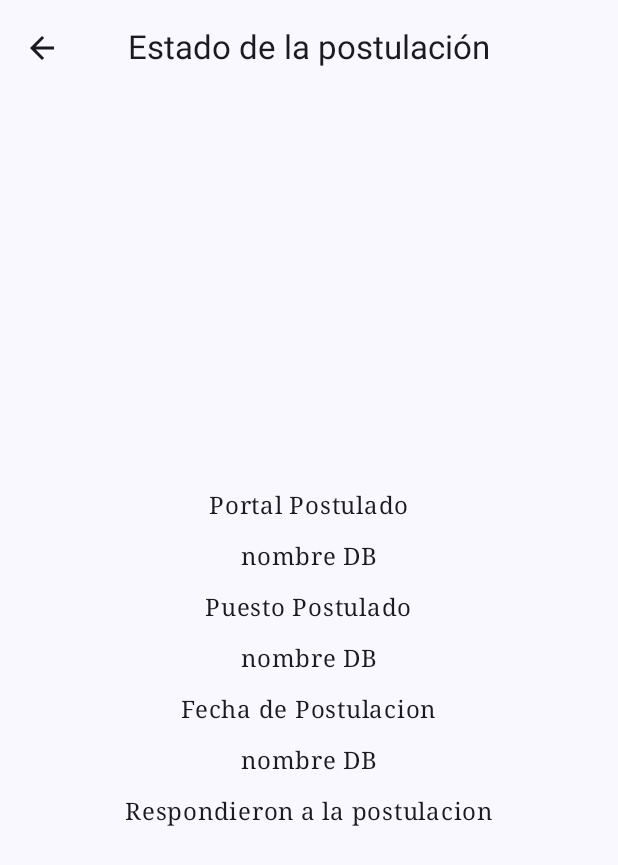
After one commit to justerbass/MyJobMap, an Android app built with Jetpack Compose: the Answer screen opened through its navigation route, on a phone screen of 412 x 824 dp. The commit adds this screen. Shown: the top 865 px of the screen. Run offline under Robolectric (Android 15) with nearby library versions, the phone set to English and light mode, and no system bars; our stand-ins replace Dagger/Hilt's generated code.

Commit message:
add new view

```diff
--- a/app/src/main/java/cl/app/myjobmap/model/Postulation.kt
+++ b/app/src/main/java/cl/app/myjobmap/model/Postulation.kt
@@ -25,6 +25,9 @@ data class Postulation (
     val salary: String,
 
     @ColumnInfo(name = "recruiter")
-    val recruiter: String
+    val recruiter: String,
+
+    @ColumnInfo(name = "answer")
+    val answer: String
 
 )
--- a/app/src/main/java/cl/app/myjobmap/naviagation/NavManager.kt
+++ b/app/src/main/java/cl/app/myjobmap/naviagation/NavManager.kt
@@ -5,6 +5,7 @@ import androidx.lifecycle.viewmodel.compose.viewModel
 import androidx.navigation.compose.NavHost
 import androidx.navigation.compose.composable
 import androidx.navigation.compose.rememberNavController
+import cl.app.myjobmap.view.Answer
 import cl.app.myjobmap.view.MainView
 import cl.app.myjobmap.view.NewJob
 import cl.app.myjobmap.view.SplashScreen
@@ -28,5 +29,9 @@ fun NavManager(viewModel: PostulationViewModel){
         composable(Screen.NewJob.route){
             NewJob(navControler, viewModel)
         }
+
+        composable(Screen.Answer.route){
+            Answer(navControler, viewModel)
+        }
     }
 }
--- a/app/src/main/java/cl/app/myjobmap/naviagation/Screen.kt
+++ b/app/src/main/java/cl/app/myjobmap/naviagation/Screen.kt
@@ -4,5 +4,5 @@ sealed class Screen ( val route: String){
     object SplashScreen: Screen("splash_screen")
     object MainView: Screen("main_view")
     object NewJob: Screen("new_job")
-
+    object Answer: Screen("answer")
 }
--- a/app/src/main/java/cl/app/myjobmap/repository/PostulationRepository.kt
+++ b/app/src/main/java/cl/app/myjobmap/repository/PostulationRepository.kt
@@ -10,6 +10,7 @@ import javax.inject.Inject
 class PostulationRepository @Inject constructor(private val postulationDao: PostulationDao) {
 
     fun getAllPostulations() = postulationDao.getAllPostulations().flowOn(Dispatchers.IO).conflate()
+    fun getPostulationById(id: Int) = postulationDao.getPostulationById(id).flowOn(Dispatchers.IO).conflate()
     suspend fun insertPostulation(postulation: Postulation) = postulationDao.insertPostulation(postulation)
     suspend fun updatePostulation(postulation: Postulation) = postulationDao.updatePostulation(postulation)
     suspend fun deletePostulation(postulation: Postulation) = postulationDao.deletePostulation(postulation)
--- a/app/src/main/java/cl/app/myjobmap/room/PostulationDao.kt
+++ b/app/src/main/java/cl/app/myjobmap/room/PostulationDao.kt
@@ -15,6 +15,9 @@ interface PostulationDao {
     @Query("SELECT * FROM postulations")
     fun getAllPostulations(): Flow<List<Postulation>>
 
+    @Query("SELECT * FROM postulations WHERE id = :id")
+    fun getPostulationById(id: Int): Flow<Postulation>
+
     @Insert(onConflict = OnConflictStrategy.REPLACE)
     suspend fun insertPostulation(postulation: Postulation)
 
--- a/app/src/main/java/cl/app/myjobmap/room/PostulationDataBase.kt
+++ b/app/src/main/java/cl/app/myjobmap/room/PostulationDataBase.kt
@@ -4,7 +4,7 @@ import androidx.room.Database
 import androidx.room.RoomDatabase
 import cl.app.myjobmap.model.Postulation
 
-@Database(entities = [Postulation::class], version = 1, exportSchema = false)
+@Database(entities = [Postulation::class], version = 2, exportSchema = false)
 abstract class PostulationDataBase : RoomDatabase() {
     abstract fun postulationDao(): PostulationDao
 }
--- /dev/null
+++ b/app/src/main/java/cl/app/myjobmap/view/Answer.kt
@@ -0,0 +1,81 @@
+package cl.app.myjobmap.view
+
+import androidx.compose.foundation.layout.Arrangement
+import androidx.compose.foundation.layout.Column
+import androidx.compose.foundation.layout.Row
+import androidx.compose.foundation.layout.fillMaxSize
+import androidx.compose.foundation.layout.fillMaxWidth
+import androidx.compose.foundation.layout.padding
+import androidx.compose.material.icons.Icons
+import androidx.compose.material.icons.automirrored.filled.ArrowBack
+import androidx.compose.material3.CenterAlignedTopAppBar
+import androidx.compose.material3.ExperimentalMaterial3Api
+import androidx.compose.material3.Icon
+import androidx.compose.material3.IconButton
+import androidx.compose.material3.Scaffold
+import androidx.compose.material3.Text
+import androidx.compose.runtime.Composable
+import androidx.compose.ui.Alignment
+import androidx.compose.ui.Modifier
+import androidx.compose.ui.res.stringResource
+import androidx.navigation.NavController
+import cl.app.myjobmap.R
+import cl.app.myjobmap.components.Separation
+import cl.app.myjobmap.naviagation.Screen
+import cl.app.myjobmap.viewModel.PostulationViewModel
+
+@OptIn(ExperimentalMaterial3Api::class)
+@Composable
+fun Answer(navController: NavController, viewModel: PostulationViewModel) {
+    Scaffold(
+        topBar = {
+            CenterAlignedTopAppBar(
+                title = {
+                    Text(
+                        text = stringResource(id = R.string.answer)
+                    )
+                },
+                navigationIcon = {
+                    IconButton(onClick = { navController.navigate(Screen.MainView.route) }) {
+                        Icon(
+                            imageVector = Icons.AutoMirrored.Filled.ArrowBack,
+                            contentDescription = stringResource(id = R.string.back)
+                        )
+                    }
+                }
+            )
+        }
+    ) {
+        paddingValues ->
+            Column(
+                modifier = Modifier
+                    .padding(paddingValues)
+                    .fillMaxSize(),
+                horizontalAlignment = Alignment.CenterHorizontally,
+                verticalArrangement = Arrangement.Center
+            ) {
+                Text(text = "Portal Postulado")
+                Separation()
+                Text(text = "nombre DB")
+                Separation()
+                Text(text = "Puesto Postulado")
+                Separation()
+                Text(text = "nombre DB")
+                Separation()
+                Text(text = "Fecha de Postulacion")
+                Separation()
+                Text(text = "nombre DB")
+                Separation()
+                Text(text = "Respondieron a la postulacion")
+                Separation()
+                Row (
+                    modifier = Modifier.fillMaxWidth(),
+                    horizontalArrangement = Arrangement.SpaceAround,
+                    verticalAlignment = Alignment.CenterVertically
+                ){
+
+                }
+
+            }
+    }
+}
--- a/app/src/main/res/values/strings.xml
+++ b/app/src/main/res/values/strings.xml
@@ -4,4 +4,5 @@
     <string name="mainview">Trabajos Postulados</string>
     <string name="NewJob">Agregar Nueva Postulación</string>
     <string name="back">Regresar</string>
+    <string name="answer">Estado de la postulación</string>
 </resources>
```
Also changed, not shown: app/src/main/java/cl/app/myjobmap/ui/theme/Theme.kt (+6 -11 lines), app/src/main/java/cl/app/myjobmap/view/MainView.kt (+4 -3 lines), app/src/main/java/cl/app/myjobmap/view/NewJob.kt (+3 -5 lines), app/src/main/java/cl/app/myjobmap/viewModel/PostulationViewModel.kt (+4 -4 lines).
